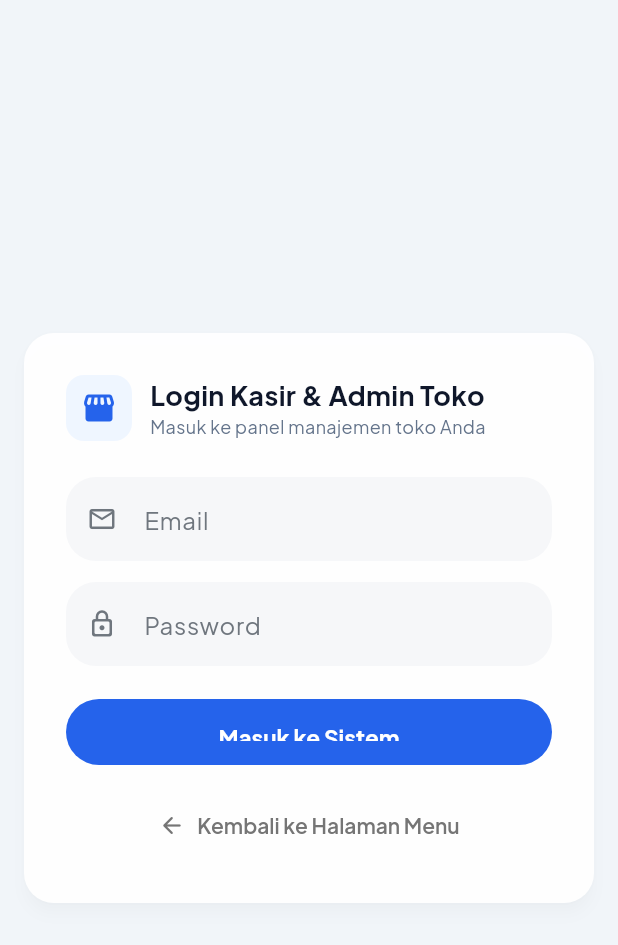
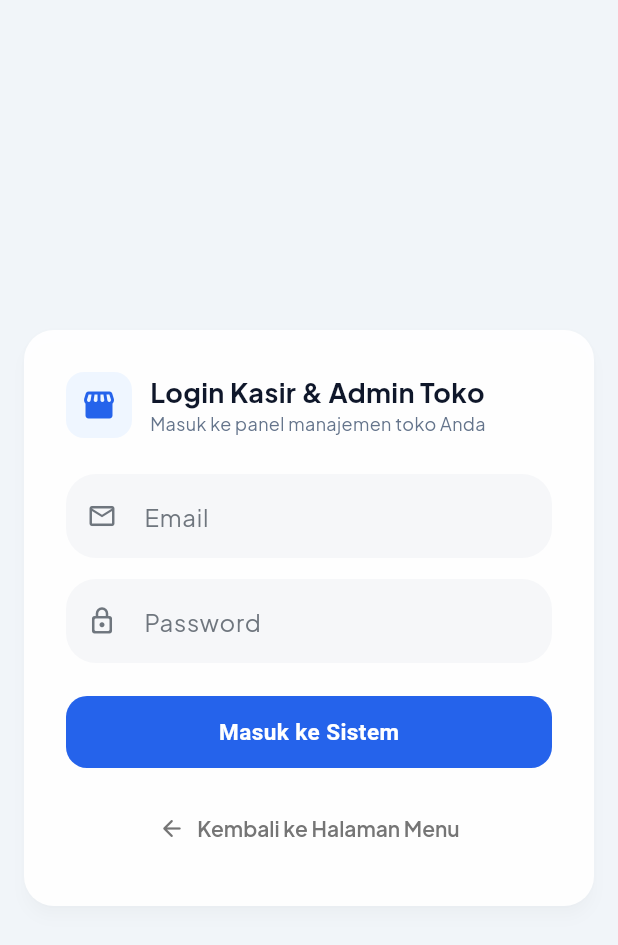
Before and after one commit to alfatihsetudio/kantindigital, a Flutter app: the AdminLoginPage screen opened by its route, on a phone screen of 412 x 824 dp. Shown: the top 945 px of the screen. Run offline on Flutter 3.47's test engine with Material 3 defaults, Android fonts, the phone set to English and light mode, and no system bars; our stand-ins replace fl_chart, google_fonts, pdf, printing, qr_flutter, shared_preferences; missing offline and left inert: dart:html; accounts and stored records are empty; network calls fail.

Commit message:
fix(ui): improve PrimaryButton height and text fitting on login page

```diff
--- a/flutter/kantin_digital/lib/core/widgets/primary_button.dart
+++ b/flutter/kantin_digital/lib/core/widgets/primary_button.dart
@@ -12,12 +12,37 @@ class PrimaryButton extends StatelessWidget {
 
   @override
   Widget build(BuildContext context) {
+    final theme = Theme.of(context);
     return SizedBox(
-      height: 44,
+      height: 48,
       width: double.infinity,
       child: ElevatedButton(
+        style: ElevatedButton.styleFrom(
+          backgroundColor: theme.colorScheme.primary,
+          foregroundColor: Colors.white,
+          shape: RoundedRectangleBorder(
+            borderRadius: BorderRadius.circular(14),
+          ),
+          padding: const EdgeInsets.symmetric(horizontal: 16),
+          textStyle: const TextStyle(
+            fontSize: 15,
+            fontWeight: FontWeight.bold,
+            letterSpacing: 0.3,
+          ),
+        ),
         onPressed: onPressed,
-        child: Text(label),
+        child: FittedBox(
+          fit: BoxFit.scaleDown,
+          child: Text(
+            label,
+            textAlign: TextAlign.center,
+            style: const TextStyle(
+              color: Colors.white,
+              fontSize: 15,
+              fontWeight: FontWeight.bold,
+            ),
+          ),
+        ),
       ),
     );
   }
```
Also changed, not shown: 4 other files.
